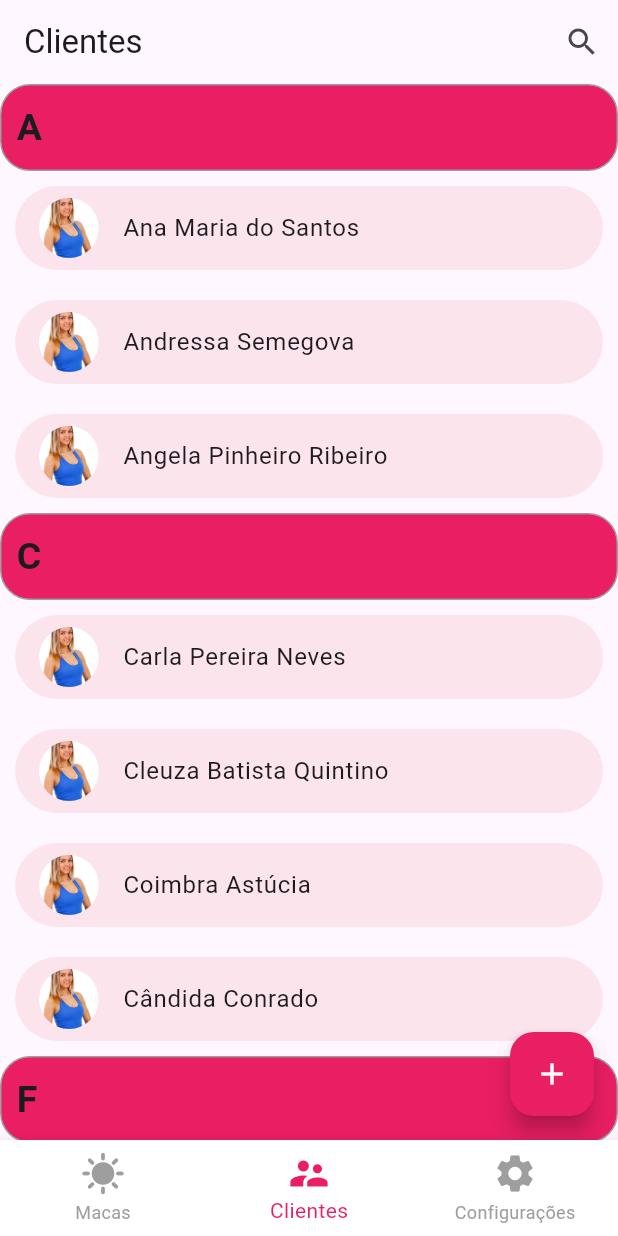
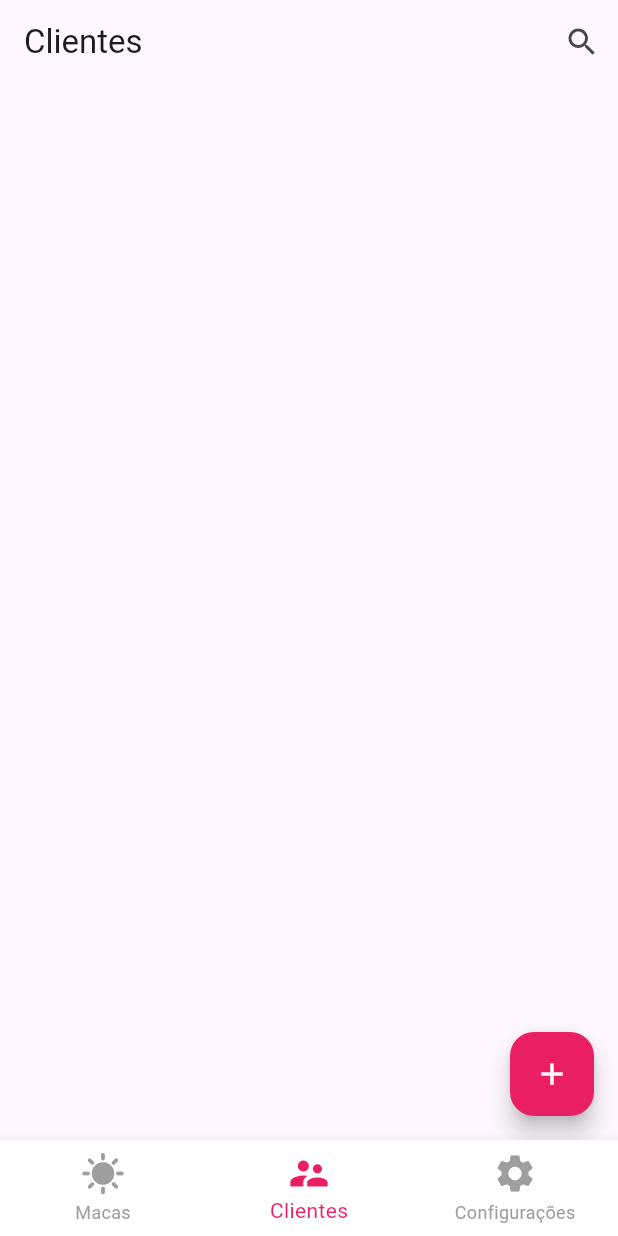
Before and after one commit to Fael123Programming/agendador-bronzeamento-flutter, a Flutter app: the screen it shows after launch, item 2 of the bottom bar chosen, on a phone screen of 412 x 824 dp. Run offline on Flutter 3.47's test engine with Material 3 defaults, Android fonts, the light colour scheme and no system bars; drawn by our look-alikes of grouped_list; our stand-ins replace get, hive, image_picker, nice_buttons; accounts and stored records are empty.

Commit message:
Fix.: getx and hive

```diff
--- a/lib/views/clients/clients.dart
+++ b/lib/views/clients/clients.dart
@@ -1,124 +1,46 @@
 import 'package:agendador_bronzeamento/config/route_paths.dart';
+import 'package:agendador_bronzeamento/models/user.dart';
+import 'package:agendador_bronzeamento/utils/loading.dart';
 import 'package:flutter/material.dart';
 import 'package:grouped_list/grouped_list.dart';
+import 'package:get/get.dart';
 
-class Clients extends StatefulWidget {
+
+class Clients extends StatelessWidget {
   const Clients({super.key});
 
   @override
-  State<Clients> createState() => _ClientsState();
-}
+  Widget build(context) {
+    final UserController userController = Get.find();
+    final RxList<User> clientsToShow = Get.put(<User>[].obs);
+    RxBool searchClient = false.obs;
 
-class _ClientsState extends State<Clients> {
-  final List<Map> _databaseClients = [
-    {
-      'name': 'Ana Maria do Santos',
-      'phone_number': '(64) 99211-3720',
-      'observations': '',
-    },
-    {
-      'name': 'Angela Pinheiro Ribeiro',
-      'phone_number': '(64) 99211-3720',
-      'observations': 'Tem alergia e sensibilidade na pele',
-    },
-    {
-      'name': 'Andressa Semegova',
-      'phone_number': '(64) 99211-3720',
-      'observations': 'Tem alergia e sensibilidade na pele',
-    },
-    {
-      'name': 'Carla Pereira Neves',
-      'phone_number': '(64) 99211-3720',
-      'observations': 'Tem alergia e sensibilidade na pele',
-    },
-    {
-      'name': 'Cândida Conrado',
-      'phone_number': '(64) 99211-3720',
-      'observations': 'Tem alergia e sensibilidade na pele',
-    },
-    {
-      'name': 'Coimbra Astúcia',
-      'phone_number': '(64) 99211-3720',
-      'observations': 'Tem alergia e sensibilidade na pele',
-    },
-    {
-      'name': 'Cleuza Batista Quintino',
-      'phone_number': '(64) 99211-3720',
-      'observations': 'Tem alergia e sensibilidade na pele',
-    },
-    {
-      'name': 'Fernanda Almeida de Carvalho',
-      'phone_number': '(64) 99211-3720',
-      'observations': '',
-    },
-    {
-      'name': 'Fabiana Fonseca',
-      'phone_number': '(64) 99211-3720',
-      'observations': 'Tem alergia e sensibilidade na pele',
-    },
-    {
-      'name': 'Fábia do Amaral',
-      'phone_number': '(64) 99211-3720',
-      'observations': 'Tem alergia e sensibilidade na pele',
-    },
-    {
-      'name': 'Rhayssa Andrade Costa',
-      'phone_number': '(64) 99211-3720',
-      'observations': '',
-    },
-    {
-      'name': 'Rafaela Cerlat',
-      'phone_number': '(64) 99211-3720',
-      'observations': 'Tem alergia e sensibilidade na pele',
-    },
-    {
-      'name': 'Wanessa Julliana Silva',
-      'phone_number': '(64) 99211-3720',
-      'observations': 'Tem alergia e sensibilidade na pele',
-    },
-    {
-      'name': 'Wanna Guimarães',
-      'phone_number': '(64) 99211-3720',
-      'observations': 'Tem alergia e sensibilidade na pele',
-    },
-    {
-      'name': 'Watta Ribeiro',
-      'phone_number': '(64) 99211-3720',
-      'observations': 'Tem alergia e sensibilidade na pele',
-    },
-  ];
-
-  final List<Map> _clientsToShow = List.empty(growable: true);
-
-  bool _searchClient = false;
-
-  @override
-  Widget build(BuildContext context) {
+    if (userController.loaded.value) {
       return Scaffold(
         appBar: AppBar(
-        title: _searchClient
-            ? _searchTextField()
+          title: Obx(() => searchClient.value
+              ? searchTextField()
               : const Text(
                   'Clientes',
-              ),
-        actions: _searchClient
+                )),
+          actions: searchClient.value
               ? [
                   IconButton(
-                  onPressed: () => setState(() {
-                    _searchClient = false;
-                    _clientsToShow.clear();
-                  }),
+                    onPressed: () {
+                      searchClient = false.obs;
+                      clientsToShow.clear();
+                    },
                     icon: const Icon(Icons.clear),
                   )
                 ]
               : [
                   IconButton(
-                  onPressed: () => setState(() => _searchClient = true),
+                    onPressed: () => searchClient = true.obs,
                     icon: const Icon(Icons.search),
                   )
                 ],
         ),
-      floatingActionButton: _searchClient
+        floatingActionButton: searchClient.value
             ? null
             : FloatingActionButton(
                 onPressed: () =>
@@ -127,11 +49,11 @@ class _ClientsState extends State<Clients> {
                 backgroundColor: Colors.pink,
                 child: const Icon(Icons.add),
               ),
-      body: GroupedListView<Map, String>(
-        elements: _clientsToShow.isEmpty && !_searchClient
-            ? _databaseClients
-            : _clientsToShow,
-        groupBy: (element) => element['name'][0].toString().toUpperCase(),
+        body: GroupedListView<User, String>(
+          elements: clientsToShow.isEmpty && !searchClient.value
+              ? userController.users!.toList()
+              : clientsToShow.toList(),
+          groupBy: (user) => user.name[0].toString().toUpperCase(),
           groupSeparatorBuilder: (String groupByValue) => Container(
             decoration: BoxDecoration(
               color: Colors.pink,
@@ -152,7 +74,7 @@ class _ClientsState extends State<Clients> {
               ),
             ),
           ),
-        itemBuilder: (context, dynamic element) => Container(
+          itemBuilder: (context, User user) => Container(
             decoration: BoxDecoration(
               color: Colors.pink[50],
               borderRadius: const BorderRadius.all(
@@ -164,9 +86,9 @@ class _ClientsState extends State<Clients> {
               onTap: () => Navigator.pushNamed(
                 context,
                 RoutePaths.clientDetails,
-              arguments: element,
+                arguments: user,
               ),
-            title: Text(element["name"]),
+              title: Text(user.name),
               // leading: const Icon(Icons.person_2),
               leading: const CircleAvatar(
                 backgroundImage: AssetImage("assets/girl.jpg"),
@@ -174,27 +96,30 @@ class _ClientsState extends State<Clients> {
               ),
             ),
           ),
-        itemComparator: (item1, item2) =>
-            item1['name'].compareTo(item2['name']),
+          itemComparator: (user1, user2) =>
+              user1.name.compareTo(user2.name),
           floatingHeader: true,
           order: GroupedListOrder.ASC,
         ),
       );
+    } else {
+      return const Loading();
+    }
   }
 
-  Widget _searchTextField() {
+  Widget searchTextField() {
     return TextField(
       onChanged: (String s) {
-        setState(() {
-          _clientsToShow.clear();
-          _clientsToShow.addAll(
-            _databaseClients.where(
-              (element) => element['name'].toString().toLowerCase().contains(
+        RxList<User> clientsToShow = Get.find();
+        final UserController userController = Get.find();
+          clientsToShow.clear();
+          clientsToShow.addAll(
+            userController.users!.toList().where(
+              (user) => user.name.toString().toLowerCase().contains(
                     s.toLowerCase(),
                   ),
             ),
           );
-        });
       },
       autofocus: true,
       cursorColor: Colors.black,
```
Also changed, not shown: lib/utils/loading.dart (added, +11 -0 lines), lib/views/beds/screens/bed_details.dart (+25 -9 lines). Lines whose indentation alone changed are shown as unchanged.
